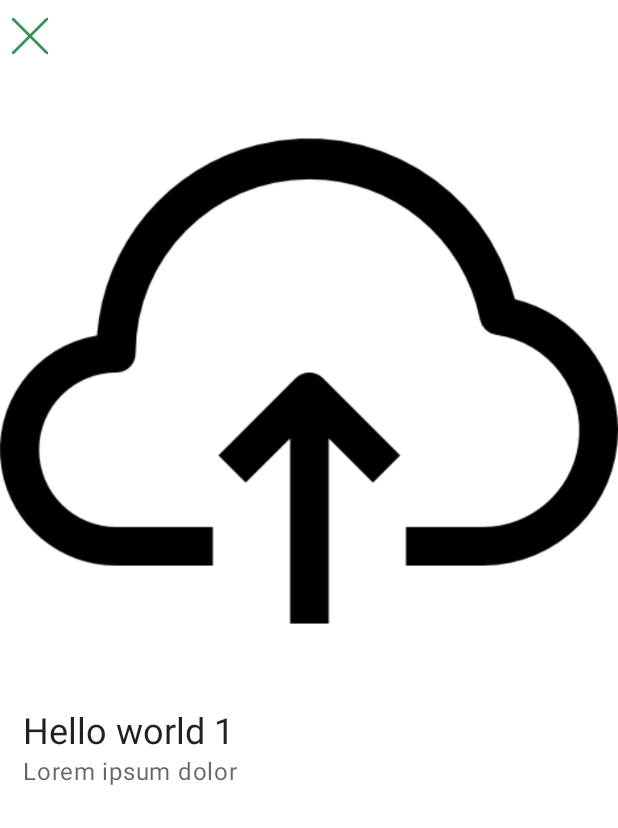
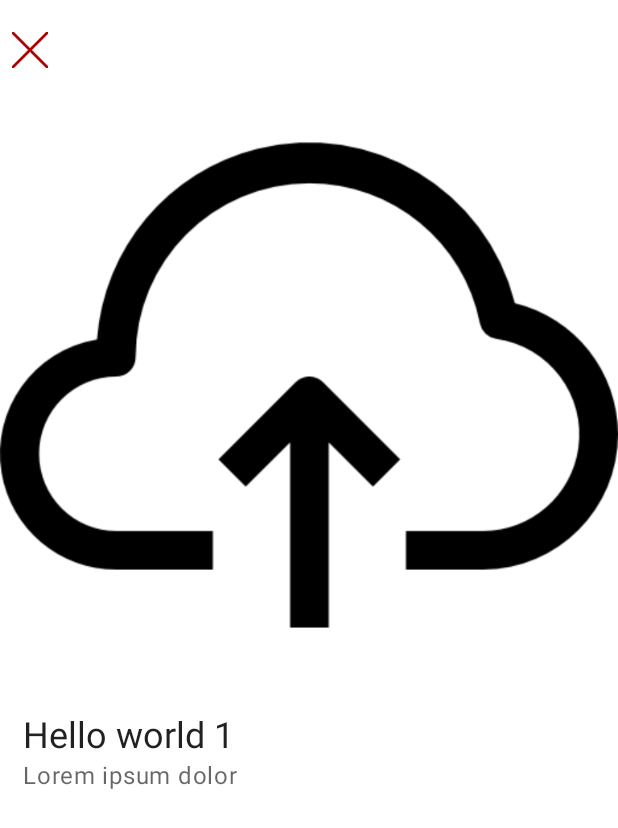
Before and after one commit to Keyboard-Spartans/i-mood-meter, an Android app: the ViewSingleMemoryActivity screen opened directly, with no data from a screen before it, on a phone screen of 412 x 824 dp. Shown: the top 828 px of the screen. Run offline under Robolectric (Android 15) with nearby library versions, the phone set to English and light mode, and no system bars.

Commit message:
minor color changes, fixed icon

```diff
--- a/app/src/main/res/layout/record_mood_main.xml
+++ b/app/src/main/res/layout/record_mood_main.xml
@@ -66,6 +66,7 @@
         <LinearLayout
             android:layout_width="wrap_content"
             android:layout_height="wrap_content"
+            android:layout_marginTop="5dp"
             android:orientation="horizontal">
 
             <ImageView
--- a/app/src/main/res/layout/single_memory_detail.xml
+++ b/app/src/main/res/layout/single_memory_detail.xml
@@ -8,17 +8,19 @@
     <LinearLayout
         android:layout_width="match_parent"
         android:layout_height="match_parent"
+        android:layout_marginTop="15dp"
         android:orientation="vertical"
         android:gravity="start">
 
         <Button
             android:id="@+id/close_button"
+            style="@style/Widget.MaterialComponents.Button.TextButton"
             android:layout_width="wrap_content"
-            android:layout_height="wrap_content"
+            android:layout_height="35dp"
             android:layout_gravity="start"
             app:icon="@drawable/close_icon"
             app:iconSize="24dp"
-            style="@style/Widget.MaterialComponents.Button.TextButton"
+            app:iconTint="@color/angry_red"
             />
 
         <ImageView
```
